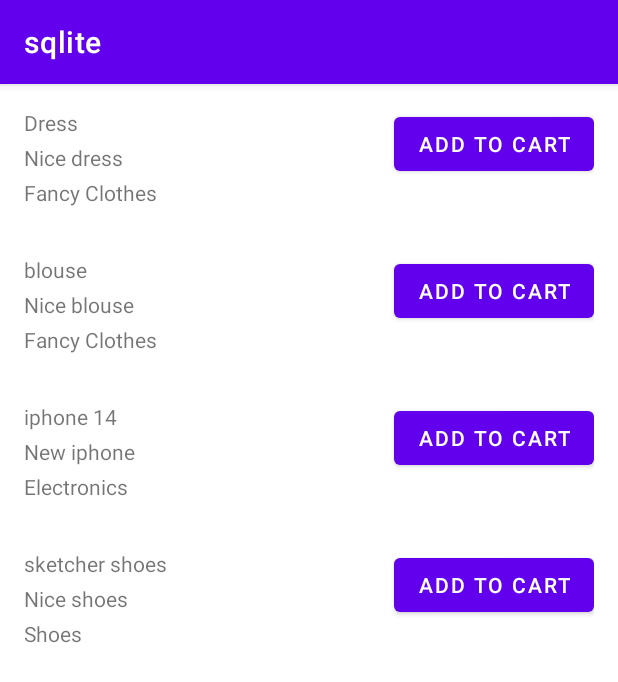
After one commit to devabir93/sqlite, an Android app: the CartActivity screen opened directly, with no data from a screen before it, on a phone screen of 412 x 824 dp. The commit adds this screen. Shown: the top 682 px of the screen. Run offline under Robolectric (Android 15) with nearby library versions, the phone set to English and light mode, and no system bars.

Commit message:
implement cart

```diff
--- a/app/build.gradle
+++ b/app/build.gradle
@@ -23,8 +23,8 @@ android {
         }
     }
     compileOptions {
-        sourceCompatibility JavaVersion.VERSION_17
-        targetCompatibility JavaVersion.VERSION_17
+        sourceCompatibility JavaVersion.VERSION_11
+        targetCompatibility JavaVersion.VERSION_11
     }
 
     buildFeatures{
--- a/app/src/main/AndroidManifest.xml
+++ b/app/src/main/AndroidManifest.xml
@@ -13,6 +13,9 @@
         android:theme="@style/Theme.Sqlite"
         tools:targetApi="31">
         <activity
+            android:name=".ui.CartActivity"
+            android:exported="false" />
+        <activity
             android:name=".ui.MainActivity"
             android:exported="true">
             <intent-filter>
--- a/app/src/main/java/ucas/android/sqlite/ProductListener.java
+++ b/app/src/main/java/ucas/android/sqlite/ProductListener.java
@@ -5,4 +5,5 @@ package ucas.android.sqlite;
  */
 public interface ProductListener {
     void onAddToCart(int productId, int count);
+    void deleteFromCart(int productId, int pos);
 }
--- a/app/src/main/java/ucas/android/sqlite/db/DBManager.java
+++ b/app/src/main/java/ucas/android/sqlite/db/DBManager.java
@@ -4,6 +4,8 @@ import android.content.Context;
 import android.database.Cursor;
 import android.database.SQLException;
 import android.database.sqlite.SQLiteDatabase;
+
+import androidx.annotation.NonNull;
 
 import java.util.ArrayList;
 
@@ -88,16 +90,39 @@ public class DBManager {
         if (cursor != null) {
             cursor.moveToFirst();
             do{
-                int id =cursor.getInt(0);
+                Product product = getProduct(cursor);
+                productArrayList.add(product);
+            }while (cursor.moveToNext());
+        }
+        return productArrayList;
+    }
+
+    @NonNull
+    private Product getProduct(Cursor cursor) {
+        int id = cursor.getInt(0);
         String name = cursor.getString(1);
         String description = cursor.getString(2);
         float price = cursor.getFloat(3);
         int category_id = cursor.getInt(4);
-                Cursor cursorCategory = database.
-                        rawQuery("select "+DatabaseHelper.NAME+" from "+DatabaseHelper.TABLE_CATEGORIES +" where "+DatabaseHelper._ID+" = "+category_id,null);
+        Cursor cursorCategory = database.rawQuery("select "+DatabaseHelper.NAME+" from "+DatabaseHelper.TABLE_CATEGORIES +" where "+DatabaseHelper._ID+" = "+category_id,null);
         cursorCategory.moveToFirst();
         String categoryName =cursorCategory.getString(0);
         Product product = new Product(id,name,description,price,categoryName);
+        return product;
+    }
+
+    public ArrayList<Product> fetchCart() {
+        String[] columns = new String[] { DatabaseHelper._ID, DatabaseHelper.QUANTITY};
+        Cursor cursor = database.query(DatabaseHelper.TABLE_CART, columns, null, null, null, null, null);
+        ArrayList<Product> productArrayList = new ArrayList<>();
+        if (cursor != null) {
+            cursor.moveToFirst();
+            do{
+                int id =cursor.getInt(0);
+                int quantity = cursor.getInt(1);
+                Cursor cursorProduct = database.rawQuery("select * from "+DatabaseHelper.TABLE_PRODUCTS +" where "+DatabaseHelper._ID+" = "+id,null);
+                Product product = getProduct(cursorProduct);
+                product.setQuantity(quantity);
                 productArrayList.add(product);
             }while (cursor.moveToNext());
         }
@@ -107,7 +132,6 @@ public class DBManager {
     public int update(Student student) {
         ContentValues contentValues = new ContentValues();
         contentValues.put(DatabaseHelper.NAME, student.getName());
-       // contentValues.put(DatabaseHelper.MAJOR, student.major);
         return database.update(DatabaseHelper.TABLE_STUDENTS, contentValues, DatabaseHelper._ID + " = " + student.getId(), null);
     }
 
--- /dev/null
+++ b/app/src/main/java/ucas/android/sqlite/ui/CartActivity.java
@@ -0,0 +1,54 @@
+package ucas.android.sqlite.ui;
+
+import androidx.appcompat.app.AppCompatActivity;
+import androidx.recyclerview.widget.LinearLayoutManager;
+
+import android.os.Bundle;
+import android.util.Log;
+
+import java.util.ArrayList;
+
+import ucas.android.sqlite.ProductListener;
+import ucas.android.sqlite.ProductsAdapterReccylerview;
+import ucas.android.sqlite.databinding.ActivityCartBinding;
+import ucas.android.sqlite.db.DBManager;
+import ucas.android.sqlite.model.Product;
+
+//private final String MY_QUERY = "SELECT * FROM table_a a INNER JOIN table_b b ON a.id=b.other_id WHERE b.property_id=?";
+
+       // db.rawQuery(MY_QUERY, new String[]{String.valueOf(propertyId)});
+
+public class CartActivity extends AppCompatActivity {
+
+    private DBManager db;
+    ProductsAdapterReccylerview productsAdapterReccylerview;
+    ActivityCartBinding binding;
+    @Override
+    protected void onCreate(Bundle savedInstanceState) {
+        super.onCreate(savedInstanceState);
+        binding = ActivityCartBinding.inflate(getLayoutInflater());
+        setContentView(binding.getRoot());
+        db = new DBManager(this);
+        db.open();
+        ArrayList<Product> productArrayList = db.fetchProducts();
+        initAdapter(productArrayList);
+        Log.d(MainActivity.class.getSimpleName(), productArrayList.toString());
+    }
+
+    private void initAdapter(ArrayList<Product> productArrayList) {
+        productsAdapterReccylerview = new ProductsAdapterReccylerview(productArrayList, new ProductListener() {
+            @Override
+            public void onAddToCart(int productId, int count) {
+
+            }
+
+            @Override
+            public void deleteFromCart(int productId, int pos) {
+
+            }
+        });
+        binding.productsRv.setAdapter(productsAdapterReccylerview);
+        binding.productsRv.setLayoutManager(new LinearLayoutManager(this));
+    }
+
+}
--- /dev/null
+++ b/app/src/main/res/drawable/ic_baseline_shopping_cart_24.xml
@@ -0,0 +1,5 @@
+<vector android:height="24dp" android:tint="#000000"
+    android:viewportHeight="24" android:viewportWidth="24"
+    android:width="24dp" xmlns:android="http://schemas.android.com/apk/res/android">
+    <path android:fillColor="@android:color/white" android:pathData="M7,18c-1.1,0 -1.99,0.9 -1.99,2S5.9,22 7,22s2,-0.9 2,-2 -0.9,-2 -2,-2zM1,2v2h2l3.6,7.59 -1.35,2.45c-0.16,0.28 -0.25,0.61 -0.25,0.96 0,1.1 0.9,2 2,2h12v-2L7.42,15c-0.14,0 -0.25,-0.11 -0.25,-0.25l0.03,-0.12 0.9,-1.63h7.45c0.75,0 1.41,-0.41 1.75,-1.03l3.58,-6.49c0.08,-0.14 0.12,-0.31 0.12,-0.48 0,-0.55 -0.45,-1 -1,-1L5.21,4l-0.94,-2L1,2zM17,18c-1.1,0 -1.99,0.9 -1.99,2s0.89,2 1.99,2 2,-0.9 2,-2 -0.9,-2 -2,-2z"/>
+</vector>
--- /dev/null
+++ b/app/src/main/res/layout/activity_cart.xml
@@ -0,0 +1,17 @@
+<?xml version="1.0" encoding="utf-8"?>
+<androidx.constraintlayout.widget.ConstraintLayout xmlns:android="http://schemas.android.com/apk/res/android"
+    xmlns:app="http://schemas.android.com/apk/res-auto"
+    xmlns:tools="http://schemas.android.com/tools"
+    android:layout_width="match_parent"
+    android:layout_height="match_parent"
+    tools:context=".ui.CartActivity">
+    <androidx.recyclerview.widget.RecyclerView
+        app:layout_constraintTop_toTopOf="parent"
+        app:layout_constraintStart_toStartOf="parent"
+        app:layout_constraintEnd_toEndOf="parent"
+        android:id="@+id/products_rv"
+        android:layout_width="0dp"
+        android:layout_height="wrap_content"
+
+        />
+</androidx.constraintlayout.widget.ConstraintLayout>
--- a/build.gradle
+++ b/build.gradle
@@ -1,5 +1,5 @@
 // Top-level build file where you can add configuration options common to all sub-projects/modules.
 plugins {
-    id 'com.android.application' version '8.0.0' apply false
-    id 'com.android.library' version '8.0.0' apply false
+    id 'com.android.application' version '7.1.1' apply false
+    id 'com.android.library' version '7.1.1' apply false
 }
```
Also changed, not shown: app/src/main/java/ucas/android/sqlite/model/Product.java (+10 -0 lines), app/src/main/java/ucas/android/sqlite/ui/MainActivity.java (+29 -1 lines), app/src/main/res/menu/main_menu.xml (added, +10 -0 lines), gradle/wrapper/gradle-wrapper.properties. Lines whose indentation alone changed are shown as unchanged.
